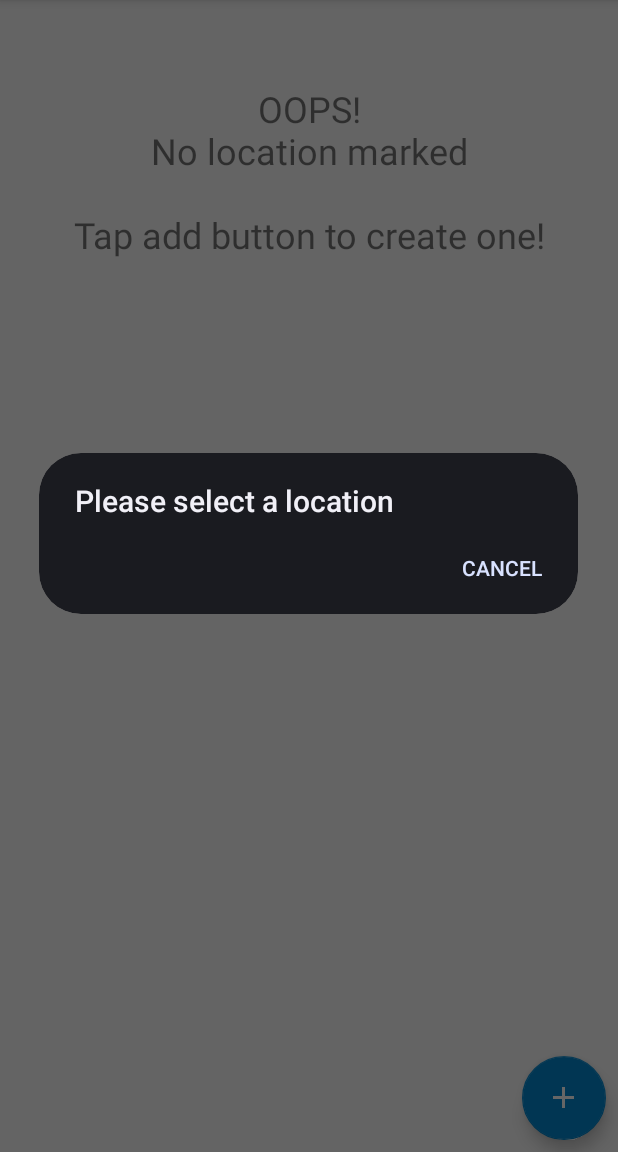
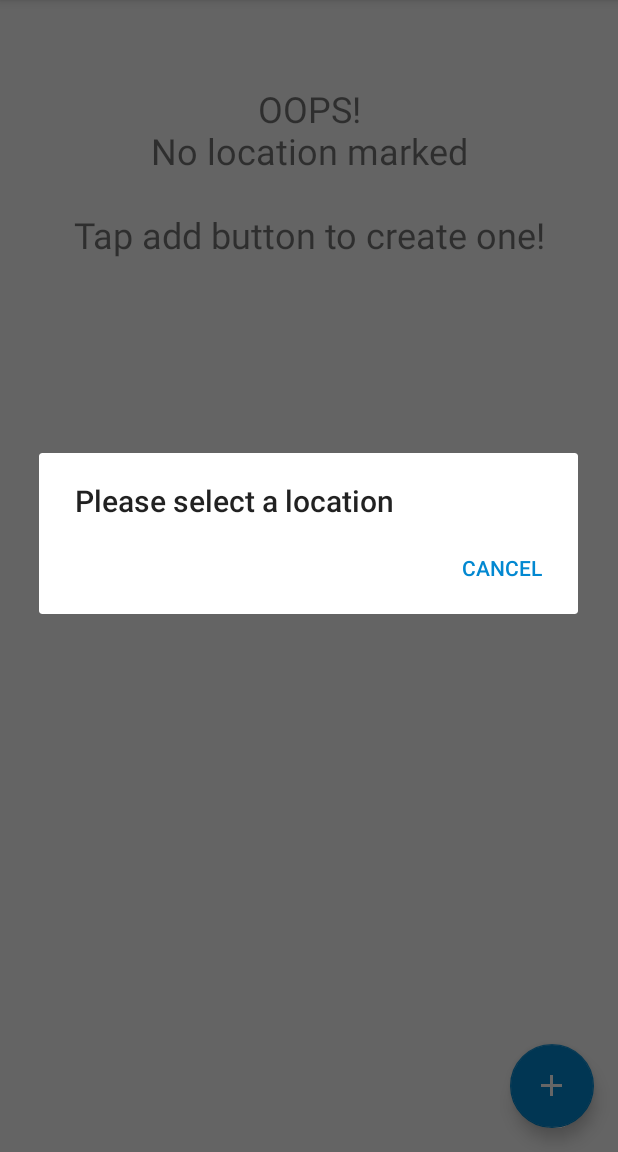
Before and after one commit to pyason/com.pyason.HereMark, an Android app: the screen it shows after launch (MainActivity), after a tap on an icon or button, on a phone screen of 412 x 824 dp, the part 84-1236 px from its top. Run offline under Robolectric (Android 15) with nearby library versions, the phone set to English and light mode, and no system bars; libraries missing offline, so code that uses them is left out: me.drakeet.materialdialog.

Commit message:
//com.pyason.HereMark
Moved location setting check at first in fab button click;
Updated fag button margin settings.

```diff
--- a/app/src/main/java/com/pyason/heremark/MainActivity.java
+++ b/app/src/main/java/com/pyason/heremark/MainActivity.java
@@ -117,6 +117,8 @@ public class MainActivity extends AppCompatActivity implements GoogleApiClient.C
         floatingActionButton.setOnClickListener(new View.OnClickListener() {
             @Override
             public void onClick(View v) {
+                checkLocationSettings(MainActivity.this);
+
                 if (checkAirPlaneMode(getApplicationContext())) {
                     Snackbar.make(findViewById(R.id.coordinator_layout), "Air Plane Mode is ON, Please turn off to get location", Snackbar.LENGTH_LONG).show();
                 }
@@ -124,10 +126,9 @@ public class MainActivity extends AppCompatActivity implements GoogleApiClient.C
                     Snackbar.make(findViewById(R.id.coordinator_layout), "Unable to reach network, please check network settings", Snackbar.LENGTH_LONG).show();
                 }
                 else {
-                    checkLocationSettings(MainActivity.this);
                     mAddressRequested = true;
 
-                    AlertDialog.Builder builder = new AlertDialog.Builder(getApplicationContext());
+                    AlertDialog.Builder builder = new AlertDialog.Builder(MainActivity.this);
                     builder.setTitle(R.string.select_location)
                             .setNegativeButton(R.string.cancel, new DialogInterface.OnClickListener() {
                                 @Override
--- a/app/src/main/res/layout/activity_main.xml
+++ b/app/src/main/res/layout/activity_main.xml
@@ -30,9 +30,10 @@
         android:layout_width="wrap_content"
         android:src="@drawable/ic_add_white_24dp"
         android:layout_gravity="bottom|end"
-        android:layout_margin="@dimen/fab_margin"
+        android:layout_marginBottom="@dimen/fab_margin_bottom"
+        android:layout_marginEnd="@dimen/fab_margin_end"
         android:layout_alignParentBottom="true"
-        android:layout_alignParentRight="true"
+        android:layout_alignParentEnd="true"
         />
 
         <!-- for FAB temporarily disabled
--- a/app/src/main/res/values/dimens.xml
+++ b/app/src/main/res/values/dimens.xml
@@ -2,5 +2,6 @@
     <!-- Default screen margins, per the Android Design guidelines. -->
     <dimen name="activity_horizontal_margin">16dp</dimen>
     <dimen name="activity_vertical_margin">16dp</dimen>
-    <dimen name="fab_margin">8dp</dimen>
+    <dimen name="fab_margin_bottom">16dp</dimen>
+    <dimen name="fab_margin_end">16dp</dimen>
 </resources>
```
